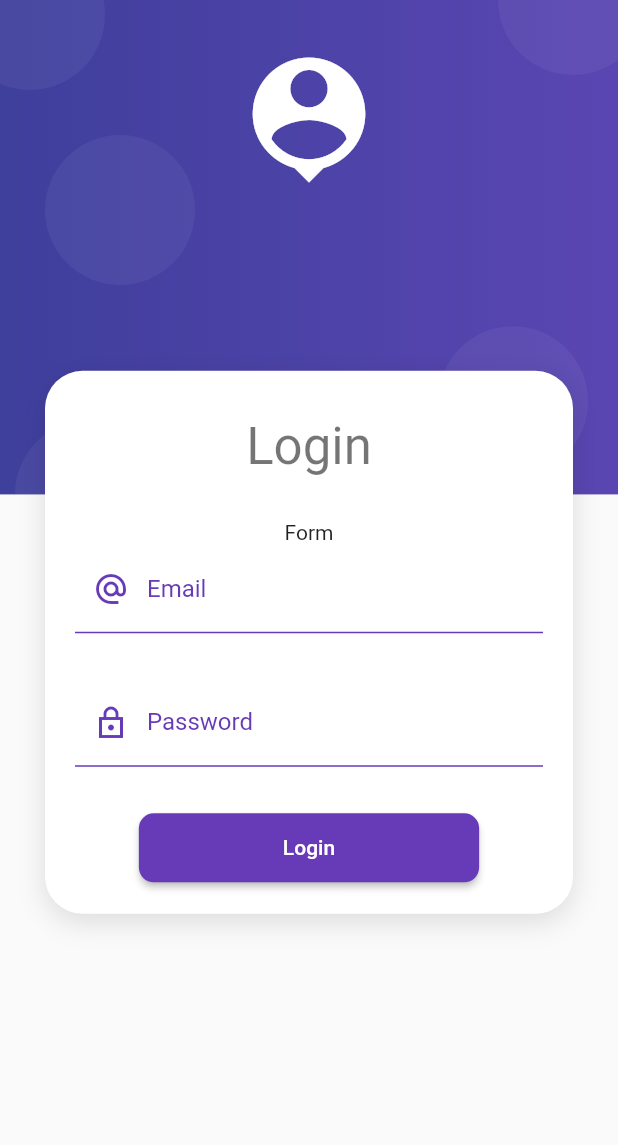
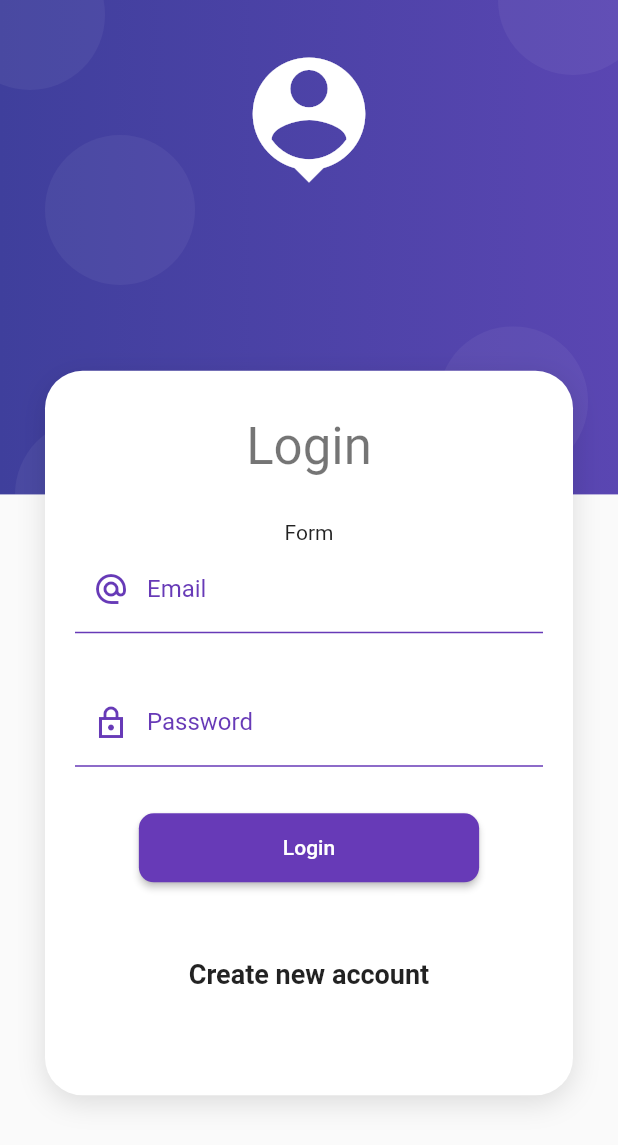
Before and after one commit to danie302/Flutter-Projects-Beginner, a Flutter app: the LoginScreen screen opened by its route, on a phone screen of 412 x 824 dp. Shown: the top 1145 px of the screen. Run offline on Flutter 3.47's test engine with Material 2 defaults, Android fonts, the phone set to English and light mode, and no system bars; our stand-ins replace card_swiper, google_maps_flutter, shared_preferences, sqflite; missing offline and left inert: flutter_barcode_scanner; accounts and stored records are empty.

Commit message:
update products app

```diff
--- a/products_app/lib/main.dart
+++ b/products_app/lib/main.dart
@@ -1,4 +1,5 @@
 import 'package:flutter/material.dart';
+import 'package:products_app/provider/auth_provider.dart';
 import 'package:provider/provider.dart';
 
 import 'package:products_app/routes/app_routes.dart';
@@ -8,9 +9,8 @@ void main() => {
       runApp(
         MultiProvider(
           providers: [
-            ChangeNotifierProvider(
-              create: (_) => ThemeProvider(),
-            ),
+            ChangeNotifierProvider(create: (_) => ThemeProvider()),
+            ChangeNotifierProvider(create: (_) => AuthProvider())
           ],
           child: const MyApp(),
         ),
--- /dev/null
+++ b/products_app/lib/provider/auth_provider.dart
@@ -0,0 +1,21 @@
+import 'package:flutter/material.dart';
+
+class AuthProvider extends ChangeNotifier {
+  GlobalKey<FormState> formKey = GlobalKey<FormState>();
+
+  String email = '';
+  String password = '';
+
+  bool _isLoading = false;
+
+  bool get isLoading => _isLoading;
+  set isLoading(bool value) {
+    _isLoading = value;
+    notifyListeners();
+  }
+
+  bool isValidForm() {
+    print('$email - $password');
+    return formKey.currentState?.validate() ?? false;
+  }
+}
--- a/products_app/lib/routes/app_routes.dart
+++ b/products_app/lib/routes/app_routes.dart
@@ -4,7 +4,7 @@ import 'package:products_app/models/models.dart';
 import 'package:products_app/screens/screens.dart';
 
 class AppRoutes {
-  static const initialRoute = LoginScreen.routeName;
+  static const initialRoute = HomeScreen.routeName;
 
   static final routesList = <RouteScreen>[
     RouteScreen(routeName: HomeScreen.routeName, screen: const HomeScreen()),
--- a/products_app/lib/screens/login_screen.dart
+++ b/products_app/lib/screens/login_screen.dart
@@ -1,7 +1,10 @@
 import 'package:flutter/material.dart';
+import 'package:provider/provider.dart';
 
 import 'package:products_app/styles/styles.dart';
 import 'package:products_app/widgets/widgets.dart';
+import 'package:products_app/screens/screens.dart';
+import 'package:products_app/provider/auth_provider.dart';
 
 class LoginScreen extends StatelessWidget {
   static const String routeName = 'login';
@@ -28,6 +31,15 @@ class LoginScreen extends StatelessWidget {
                     const SizedBox(height: 30),
                     const Text('Form'),
                     const _LoginForm(),
+                    const SizedBox(height: 50),
+                    const Text(
+                      'Create new account',
+                      style: TextStyle(
+                        fontSize: 18,
+                        fontWeight: FontWeight.bold,
+                      ),
+                    ),
+                    const SizedBox(height: 50),
                   ],
                 ),
               ),
@@ -45,12 +57,16 @@ class _LoginForm extends StatelessWidget {
 
   @override
   Widget build(BuildContext context) {
+    final authProvider = Provider.of<AuthProvider>(context);
+
     return Form(
+      key: authProvider.formKey,
       autovalidateMode: AutovalidateMode.onUserInteraction,
       child: Column(children: [
         TextFormField(
           autocorrect: false,
           keyboardType: TextInputType.emailAddress,
+          onChanged: (value) => authProvider.email = value,
           decoration: InputDecorations.authInputDecoration(
             icon: Icons.alternate_email_sharp,
             hintText: 'jhondoe@gmail.com',
@@ -69,6 +85,7 @@ class _LoginForm extends StatelessWidget {
           obscureText: true,
           autocorrect: false,
           keyboardType: TextInputType.emailAddress,
+          onChanged: (value) => authProvider.password = value,
           decoration: InputDecorations.authInputDecoration(
             icon: Icons.lock_outline_sharp,
             hintText: '********',
@@ -82,16 +99,26 @@ class _LoginForm extends StatelessWidget {
         ),
         const SizedBox(height: 30),
         MaterialButton(
-          onPressed: () {},
+          onPressed: authProvider.isLoading
+              ? null
+              : () async {
+                  FocusScope.of(context).unfocus();
+                  if (!authProvider.isValidForm()) return;
+                  authProvider.isLoading = true;
+                  await Future.delayed(const Duration(seconds: 2));
+                  authProvider.isLoading = false;
+                  Navigator.pushReplacementNamed(context, HomeScreen.routeName);
+                },
+          disabledColor: Colors.grey,
           shape: RoundedRectangleBorder(
             borderRadius: BorderRadius.circular(10),
           ),
           color: Colors.deepPurple,
-          child: const Padding(
-            padding: EdgeInsets.symmetric(horizontal: 80, vertical: 15),
+          child: Padding(
+            padding: const EdgeInsets.symmetric(horizontal: 80, vertical: 15),
             child: Text(
-              'Login',
-              style: TextStyle(color: Colors.white),
+              authProvider.isLoading ? 'Loading...' : 'Login',
+              style: const TextStyle(color: Colors.white),
             ),
           ),
         ),
```
